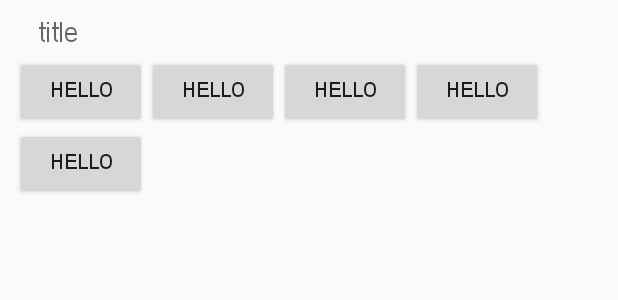
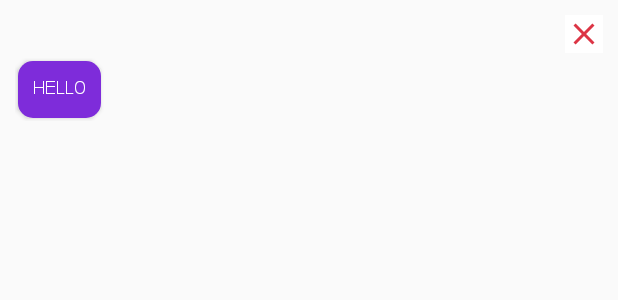
Before and after one commit to khmerlang/Khmerlang-Keyboard, an Android app: the layout spell_suggestion_item.xml on its own in the app's theme, with its tools: preview values and no code run, on a phone screen of 412 x 824 dp. Shown: the top 300 px of the screen. Run offline under Robolectric (Android 15) with nearby library versions, the phone set to English and light mode, and no system bars.

Commit message:
update mock suggestion list

```diff
--- a/app/src/main/java/com/rathanak/khmerroman/keyboard/smartbar/SpellSuggestionAdapter.kt
+++ b/app/src/main/java/com/rathanak/khmerroman/keyboard/smartbar/SpellSuggestionAdapter.kt
@@ -5,6 +5,9 @@ import android.view.LayoutInflater
 import android.view.View
 import android.view.ViewGroup
 import android.widget.BaseAdapter
+import android.widget.ImageButton
+import android.widget.TextView
+import com.google.android.flexbox.FlexboxLayout
 import com.rathanak.khmerroman.R
 
 class SpellSuggestionAdapter(private val context: Context, private val arrayList: java.util.ArrayList<SpellSuggestionItem>) : BaseAdapter() {
@@ -23,12 +26,17 @@ class SpellSuggestionAdapter(private val context: Context, private val arrayList
     override fun getView(position: Int, convertView: View?, parent: ViewGroup?): View {
         var convertView = convertView
         convertView = LayoutInflater.from(context).inflate(R.layout.spell_suggestion_item, parent, false)
-//        serialNum = convertView.findViewById(R.id.serialNumber)
-//        name = convertView.findViewById(R.id.studentName)
-//        contactNum = convertView.findViewById(R.id.mobileNum)
-//        serialNum.text = " " + arrayList[position].num
-//        name.text = arrayList[position].name
-//        contactNum.text = arrayList[position].mobileNumber
+        val serialNum = convertView.findViewById(R.id.typoText) as TextView
+        serialNum.text = arrayList[position].itemName
+
+        val btnSpellItemClose = convertView.findViewById(R.id.btnSpellItemClose) as ImageButton
+        btnSpellItemClose.setOnClickListener {
+            arrayList.removeAt(position); // remove the item from the data list
+            notifyDataSetChanged();
+        }
+
+        val wordsSuggestionList = convertView.findViewById(R.id.wordsSuggestionList) as FlexboxLayout
+//        wordsSuggestionList.addView();
         return convertView
     }
 }
--- a/app/src/main/java/com/rathanak/khmerroman/keyboard/smartbar/SpellSuggestionManager.kt
+++ b/app/src/main/java/com/rathanak/khmerroman/keyboard/smartbar/SpellSuggestionManager.kt
@@ -27,9 +27,9 @@ class SpellSuggestionManager(private val r_2_khmer: R2KhmerService) {
         arrayList.add(SpellSuggestionItem(" Mashu", "987576443"))
         arrayList.add(SpellSuggestionItem(" Azhar", "8787576768"))
         arrayList.add(SpellSuggestionItem( " Niyaz", "65757657657"))
-        arrayList.add(SpellSuggestionItem( " Niyaz", "65757657657"))
-        arrayList.add(SpellSuggestionItem( " Niyaz", "65757657657"))
-        arrayList.add(SpellSuggestionItem( " Niyaz", "65757657657"))
+        arrayList.add(SpellSuggestionItem( " Niyaz2", "65757657657"))
+        arrayList.add(SpellSuggestionItem( " Niyaz3", "65757657657"))
+        arrayList.add(SpellSuggestionItem( " Niyaz4", "65757657657"))
         var adapter = SpellSuggestionAdapter(r_2_khmer.context, arrayList)
         listView.adapter = adapter
 
--- a/app/src/main/res/drawable/btn_hdr_auto_24.xml
+++ /dev/null
@@ -1,12 +0,0 @@
-<vector android:height="24dp" android:tint="#000000"
-    android:viewportHeight="24" android:viewportWidth="24"
-    android:width="24dp" xmlns:android="http://schemas.android.com/apk/res/android">
-    <path android:fillAlpha="0.3"
-        android:fillColor="@android:color/white"
-        android:pathData="M12.04,8.04l-0.09,0l-1.6,4.55l3.29,0z" android:strokeAlpha="0.3"/>
-    <path android:fillAlpha="0.3"
-        android:fillColor="@android:color/white"
-        android:pathData="M12,4c-4.41,0 -8,3.59 -8,8c0,4.41 3.59,8 8,8s8,-3.59 8,-8C20,7.59 16.41,4 12,4zM15.21,17l-0.98,-2.81H9.78l-1,2.81h-1.9l4.13,-11h1.97l4.13,11H15.21z" android:strokeAlpha="0.3"/>
-    <path android:fillColor="@android:color/white" android:pathData="M12,2C6.48,2 2,6.48 2,12s4.48,10 10,10s10,-4.48 10,-10S17.52,2 12,2zM12,20c-4.41,0 -8,-3.59 -8,-8c0,-4.41 3.59,-8 8,-8s8,3.59 8,8C20,16.41 16.41,20 12,20z"/>
-    <path android:fillColor="@android:color/white" android:pathData="M11.01,6L6.88,17h1.9l1,-2.81h4.44L15.21,17h1.9L12.98,6H11.01zM10.35,12.59l1.6,-4.55h0.09l1.6,4.55H10.35z"/>
-</vector>
--- /dev/null
+++ b/app/src/main/res/drawable/btn_outline_close_24.xml
@@ -0,0 +1,5 @@
+<vector android:height="24dp" android:tint="@color/danger"
+    android:viewportHeight="24" android:viewportWidth="24"
+    android:width="24dp" xmlns:android="http://schemas.android.com/apk/res/android">
+    <path android:fillColor="@android:color/white" android:pathData="M19,6.41L17.59,5 12,10.59 6.41,5 5,6.41 10.59,12 5,17.59 6.41,19 12,13.41 17.59,19 19,17.59 13.41,12 19,6.41z"/>
+</vector>
--- /dev/null
+++ b/app/src/main/res/drawable/btn_spell_suggestion.xml
@@ -0,0 +1,11 @@
+<?xml version="1.0" encoding="utf-8"?>
+<shape xmlns:android="http://schemas.android.com/apk/res/android"
+    android:shape="rectangle">
+    <corners android:radius="10dp"/>
+    <solid android:color="@color/colorPrimary"/>
+    <padding
+        android:bottom="1dp"
+        android:left="5dp"
+        android:right="5dp"
+        android:top="1dp"/>
+</shape>
--- /dev/null
+++ b/app/src/main/res/drawable/strikethrough_shape.xml
@@ -0,0 +1,9 @@
+<?xml version="1.0" encoding="utf-8"?>
+<selector xmlns:android="http://schemas.android.com/apk/res/android">
+    <item android:state_pressed="false">
+        <shape android:shape="line">
+            <stroke android:width="3dp"
+                android:color="@color/danger" />
+        </shape>
+    </item>
+</selector>
--- a/app/src/main/res/layout/spell_suggestion_item.xml
+++ b/app/src/main/res/layout/spell_suggestion_item.xml
@@ -6,7 +6,7 @@
     android:orientation="horizontal">
     <LinearLayout
         android:orientation="horizontal"
-        android:layout_width="wrap_content"
+        android:layout_width="match_parent"
         android:layout_height="wrap_content"
         android:gravity="center"
         android:padding="10dp">
@@ -17,16 +17,37 @@
             android:layout_weight="1"
             android:orientation="vertical">
 
-            <TextView
-                android:id="@+id/title"
+            <LinearLayout
                 android:layout_width="match_parent"
                 android:layout_height="wrap_content"
-                android:text="title"
-                android:textStyle="bold"
-                android:layout_marginLeft="15dp"
-                android:layout_marginStart="15dp"
-                android:textAppearance="@style/Base.TextAppearance.AppCompat.Medium" />
-
+                android:layout_marginBottom="1dp"
+                android:showDividers="middle"
+                android:layout_weight="1"
+                android:orientation="horizontal">
+                <LinearLayout
+                    android:layout_width="match_parent"
+                    android:layout_height="wrap_content"
+                    android:layout_gravity="center"
+                    android:layout_weight="1">
+                    <TextView
+                        android:id="@+id/typoText"
+                        android:layout_width="wrap_content"
+                        android:layout_height="wrap_content"
+                        android:layout_marginLeft="5dp"
+                        android:foreground="@drawable/strikethrough_shape"
+                        android:text=""
+                        android:textAppearance="@style/Base.TextAppearance.AppCompat.Medium"
+                        android:textColor="@color/danger"
+                        android:textStyle="bold" />
+                </LinearLayout>
+                <ImageButton
+                    android:id="@+id/btnSpellItemClose"
+                    android:src="@drawable/btn_outline_close_24"
+                    android:background="@color/white"
+                    android:padding="0dp"
+                    android:layout_width="25dp"
+                    android:layout_height="25dp" />
+            </LinearLayout>
             <com.google.android.flexbox.FlexboxLayout
                 xmlns:android="http://schemas.android.com/apk/res/android"
                 xmlns:app="http://schemas.android.com/apk/res-auto"
@@ -34,27 +55,13 @@
                 android:layout_height="match_parent"
                 app:flexWrap="wrap"
                 app:alignItems="stretch"
-                app:alignContent="stretch" >
+                app:alignContent="stretch"
+                android:id="@+id/wordsSuggestionList">
                 <Button
                     android:text="Hello"
+                    style="@style/ButtonSpellSuggestion"
                     android:layout_width="wrap_content"
-                    android:layout_height="wrap_content"/>
-                <Button
-                    android:text="Hello"
-                    android:layout_width="wrap_content"
-                    android:layout_height="wrap_content"/>
-                <Button
-                    android:text="Hello"
-                    android:layout_width="wrap_content"
-                    android:layout_height="wrap_content"/>
-                <Button
-                    android:text="Hello"
-                    android:layout_width="wrap_content"
-                    android:layout_height="wrap_content"/>
-                <Button
-                    android:text="Hello"
-                    android:layout_width="wrap_content"
-                    android:layout_height="wrap_content"/>
+                    android:layout_height="wrap_content" />
             </com.google.android.flexbox.FlexboxLayout>
         </LinearLayout>
     </LinearLayout>
--- a/app/src/main/res/values/styles.xml
+++ b/app/src/main/res/values/styles.xml
@@ -30,4 +30,15 @@
         <item name="android:textStyle">bold</item>
         <item name="android:padding">15dp</item>
     </style>
+    <style name="ButtonSpellSuggestion">
+        <item name="android:background">@drawable/btn_spell_suggestion</item>
+        <item name="android:textColor">@color/white</item>
+        <item name="android:radius">10dp</item>
+        <item name="android:textSize">12sp</item>
+        <item name="android:textStyle">bold</item>
+        <item name="android:padding">10dp</item>
+        <item name="android:layout_margin">2dip</item>
+        <item name="android:minHeight">0dp</item>
+        <item name="android:minWidth">0dp</item>
+    </style>
 </resources>
```
